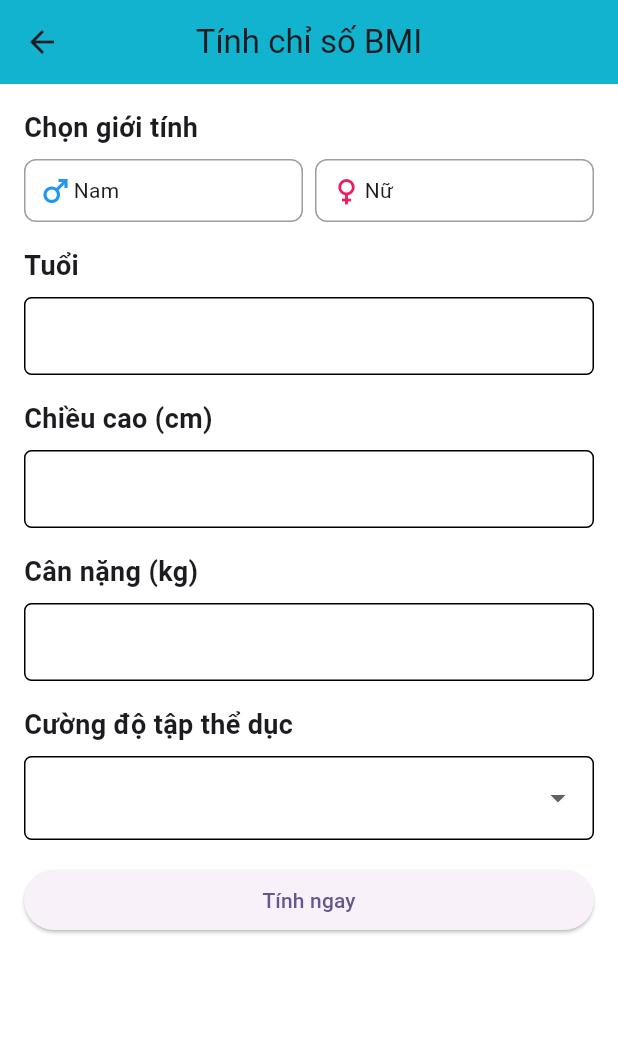
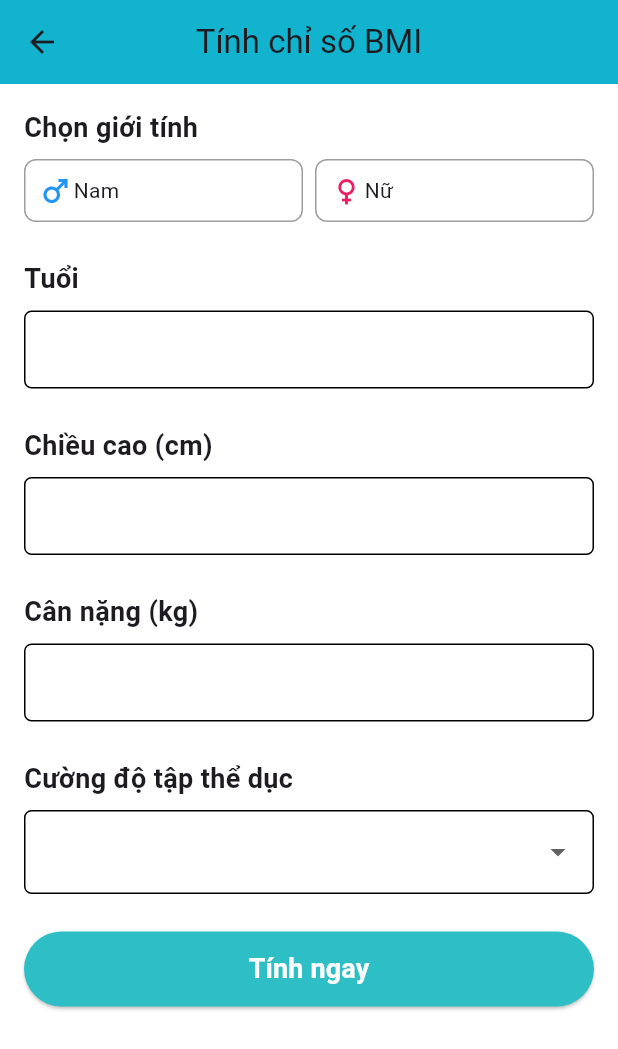
Before and after one commit to PBL6-Software-Engineering/App-Mobile, a Flutter app: the screen it shows after launch, after a tap on "Kiểm tra sức khoẻ", on a phone screen of 412 x 824 dp. Shown: the top 1049 px of the screen. Run offline on Flutter 3.47's test engine with Material 3 defaults, Android fonts, the phone set to English and light mode, and no system bars; our stand-ins replace animated_splash_screen, dio, dropdown_search, flutter_html, flutter_rating_bar, flutter_svg and 3 more; missing offline and left inert: http_interceptor; network calls fail.

Commit message:
done chat & fix bug search, booking

```diff
--- a/health_care/lib/main.dart
+++ b/health_care/lib/main.dart
@@ -90,12 +90,12 @@ class MyApp extends StatelessWidget {
         // '/': (context) => const Welcome(),
         //  '/': (context) => const HomePage(),
         //'/': (context) => const LoginPage(),
-        '/': (context) => const MainLayout(),
-        'main': (context) => const MainLayout(),
+        '/': (context) => const MainLayout(initialPageIndex: 0),
+        'main': (context) => const MainLayout(initialPageIndex: 0),
         'login': (context) => const LoginPage(),
         'signup': (context) => const SignUpPage(),
         'forgotpassword': (context) => const ForgotPasswordPage(),
-        'setting': (context) => SettingPage(),
+        'setting': (context) => const MainLayout(initialPageIndex: 3),
         'search': (context) => SearchPage(),
         'booking-search': (context) => BookingSearchPage(),
 
--- a/health_care/lib/main_layout.dart
+++ b/health_care/lib/main_layout.dart
@@ -4,24 +4,35 @@ import 'package:health_care/screens/home_page.dart';
 import 'package:health_care/screens/message_page.dart';
 import 'package:health_care/screens/setting_page.dart';
 import 'package:health_care/utils/config.dart';
-import 'package:health_care/screens/article_page.dart';
-import 'package:health_care/objects/user.dart';
 
 class MainLayout extends StatefulWidget {
-  const MainLayout({super.key});
+  final int initialPageIndex;
+
+  const MainLayout({
+    Key? key,
+    required this.initialPageIndex,
+  }) : super(key: key);
 
   @override
   State<MainLayout> createState() => _MainLayoutState();
 }
 
 class _MainLayoutState extends State<MainLayout> {
-  int currentPage = 0;
-  final PageController _page = PageController();
-  bool loading = true;
+  late int currentPage;
+  late PageController _pageController;
+  final List<Widget> pages = [
+    HomePage(),
+    MessagePage(),
+    AppointmentPage(),
+    SettingPage(),
+  ];
+
+  @override
   void initState() {
     super.initState();
+    currentPage = widget.initialPageIndex;
+    _pageController = PageController(initialPage: currentPage);
   }
-
 
   @override
   Widget build(BuildContext context) {
@@ -29,27 +40,24 @@ class _MainLayoutState extends State<MainLayout> {
 
     return Scaffold(
       body: PageView(
-        controller: _page,
+        controller: _pageController,
         onPageChanged: (value) {
           setState(() {
             currentPage = value;
           });
         },
-        children: <Widget>[
-          HomePage(),
-          MessagePage(),
-          AppointmentPage(),
-          SettingPage(),
-        ],
+        children: pages,
       ),
       bottomNavigationBar: BottomNavigationBar(
         currentIndex: currentPage,
         onTap: (page) {
           setState(() {
             currentPage = page;
-            _page.animateToPage(page,
-                duration: const Duration(milliseconds: 500),
-                curve: Curves.easeInOut);
+            _pageController.animateToPage(
+              page,
+              duration: const Duration(milliseconds: 500),
+              curve: Curves.easeInOut,
+            );
           });
         },
         items: const <BottomNavigationBarItem>[
--- a/health_care/lib/screens/bmi_page.dart
+++ b/health_care/lib/screens/bmi_page.dart
@@ -1,6 +1,8 @@
 import 'package:flutter/material.dart';
+import 'package:health_care/components/button.dart';
 import 'package:health_care/screens/bmi_result_page.dart';
 import 'package:health_care/utils/config.dart';
+
 class BMIPage extends StatefulWidget {
   const BMIPage({super.key});
   @override
@@ -9,11 +11,11 @@ class BMIPage extends StatefulWidget {
 
 class _BMIPageState extends State<BMIPage> {
   // Biến để lưu trữ dữ liệu người dùng nhập vào
-   String ? selectedGender;
-   int ? age;
-   double ? height;
-   double ? weight;
-   String ? selectedExerciseIntensity;
+  String? selectedGender;
+  int? age;
+  double? height;
+  double? weight;
+  String? selectedExerciseIntensity;
   bool _validateFields() {
     if (selectedGender == null ||
         age == null ||
@@ -41,6 +43,7 @@ class _BMIPageState extends State<BMIPage> {
     }
     return true;
   }
+
   void calculateBMI() {
     if (_validateFields()) {
       if (height != null && weight != null) {
@@ -48,30 +51,41 @@ class _BMIPageState extends State<BMIPage> {
 
         double bmi = weight! / (heightInMeter * heightInMeter);
 
-    List<String> advice =[];
+        List<String> advice = [];
         if (bmi < 18.5) {
           advice.add('Thiếu cân');
-      advice.add('Các nghiên cứu chỉ ra rằng nững người bị thiếu cân nặng có nguy cơ bị suy dinh dưỡng cao hơn, khả năng miễn dịch giảm, bị vô sinh, loãng xương, vết thương lâu lành và dễ gặp các biến chứng sau phẫu thuật.');
+          advice.add(
+              'Các nghiên cứu chỉ ra rằng nững người bị thiếu cân nặng có nguy cơ bị suy dinh dưỡng cao hơn, khả năng miễn dịch giảm, bị vô sinh, loãng xương, vết thương lâu lành và dễ gặp các biến chứng sau phẫu thuật.');
         } else if (bmi < 23) {
           advice.add('Khoẻ mạnh');
-      advice.add('Ngay cả những người có chỉ số BMI khỏe mạnh cũng có thể đứng trước nguy cơ mắc một số tình trạng sức khoẻ. Vì vậy, điều quan trọng là cần xây dựng một lối sống lành mạnh thông qua chế độ ăn uống thích hợp, vận động hợp lý và khám sức khỏe định kỳ để duy trì sức khỏe tốt nhất có thể.');
+          advice.add(
+              'Ngay cả những người có chỉ số BMI khỏe mạnh cũng có thể đứng trước nguy cơ mắc một số tình trạng sức khoẻ. Vì vậy, điều quan trọng là cần xây dựng một lối sống lành mạnh thông qua chế độ ăn uống thích hợp, vận động hợp lý và khám sức khỏe định kỳ để duy trì sức khỏe tốt nhất có thể.');
         } else if (bmi < 25) {
           advice.add('Thừa cân');
-      advice.add('Thừa cân có thể làm tăng nguy cơ tiến triển bệnh tiểu đường týp 2, tăng huyết áp, bệnh tim mạch, đột quỵ, viêm xương khớp, bệnh gan nhiễm mỡ, bệnh thận và một số bệnh ung thư.');
-    }else if (bmi < 30) {
+          advice.add(
+              'Thừa cân có thể làm tăng nguy cơ tiến triển bệnh tiểu đường týp 2, tăng huyết áp, bệnh tim mạch, đột quỵ, viêm xương khớp, bệnh gan nhiễm mỡ, bệnh thận và một số bệnh ung thư.');
+        } else if (bmi < 30) {
           advice.add('Béo phì mức độ 1');
-      advice.add('Béo phì có thể làm tăng nguy cơ tiến triển bệnh tiểu đường týp 2, tăng huyết áp, bệnh tim mạch, đột quỵ, viêm xương khớp, bệnh gan nhiễm mỡ, bệnh thận và một số bệnh ung thư.');
+          advice.add(
+              'Béo phì có thể làm tăng nguy cơ tiến triển bệnh tiểu đường týp 2, tăng huyết áp, bệnh tim mạch, đột quỵ, viêm xương khớp, bệnh gan nhiễm mỡ, bệnh thận và một số bệnh ung thư.');
         } else {
           advice.add('Béo phì mức độ 2');
-      advice.add('Thừa cân có thể làm tăng nguy cơ tiến triển bệnh tiểu đường týp 2, tăng huyết áp, bệnh tim mạch, đột quỵ, viêm xương khớp, bệnh gan nhiễm mỡ, bệnh thận và một số bệnh ung thư.');
+          advice.add(
+              'Thừa cân có thể làm tăng nguy cơ tiến triển bệnh tiểu đường týp 2, tăng huyết áp, bệnh tim mạch, đột quỵ, viêm xương khớp, bệnh gan nhiễm mỡ, bệnh thận và một số bệnh ung thư.');
         }
         Navigator.push(
             context,
             MaterialPageRoute(
               builder: (context) => BMIResultPage(bmi: bmi, advice: advice),
-    )
-    );
+            ));
 
+        setState(() {
+          selectedGender = null;
+          age = null;
+          height = null;
+          weight = null;
+          selectedExerciseIntensity = null;
+        });
 
         // Hiển thị hộp thoại với chỉ số BMI và lời khuyên
         // showDialog(
@@ -94,8 +108,10 @@ class _BMIPageState extends State<BMIPage> {
       }
     }
   }
+
   @override
   Widget build(BuildContext context) {
+    Config().init(context);
     return Scaffold(
       appBar: AppBar(
         title: Text('Tính chỉ số BMI'),
@@ -108,7 +124,9 @@ class _BMIPageState extends State<BMIPage> {
           },
         ),
       ),
-      body: Padding(
+      body: SingleChildScrollView(
+        // Wrap the content with SingleChildScrollView
+        child: Padding(
           padding: EdgeInsets.all(16.0),
           child: Column(
             crossAxisAlignment: CrossAxisAlignment.stretch,
@@ -139,12 +157,15 @@ class _BMIPageState extends State<BMIPage> {
                         child: Center(
                           child: Padding(
                               padding: EdgeInsets.all(8.0),
-                          child: Row(children: [
-                            Icon(Icons.male, color: Colors.blue
-                            ,),
-                            Text('Nam')],
-                            )
+                              child: Row(
+                                children: [
+                                  Icon(
+                                    Icons.male,
+                                    color: Colors.blue,
                                   ),
+                                  Text('Nam')
+                                ],
+                              )),
                         ),
                       ),
                     ),
@@ -169,9 +190,11 @@ class _BMIPageState extends State<BMIPage> {
                         child: Center(
                           child: Padding(
                             padding: EdgeInsets.all(8.0),
-                          child: Row(children: [
+                            child: Row(
+                              children: [
                                 Icon(Icons.female, color: Colors.pink),
-                            Text('Nữ')],
+                                Text('Nữ')
+                              ],
                             ),
                           ),
                         ),
@@ -180,7 +203,7 @@ class _BMIPageState extends State<BMIPage> {
                   )
                 ],
               ),
-            SizedBox(height: 16.0),
+              Config.spaceSmall,
               Text(
                 'Tuổi',
                 style: TextStyle(fontSize: 18.0, fontWeight: FontWeight.bold),
@@ -194,7 +217,7 @@ class _BMIPageState extends State<BMIPage> {
                   });
                 },
               ),
-            SizedBox(height: 16.0),
+              Config.spaceSmall,
               Text(
                 'Chiều cao (cm)',
                 style: TextStyle(fontSize: 18.0, fontWeight: FontWeight.bold),
@@ -208,7 +231,7 @@ class _BMIPageState extends State<BMIPage> {
                   });
                 },
               ),
-            SizedBox(height: 16.0),
+              Config.spaceSmall,
               Text(
                 'Cân nặng (kg)',
                 style: TextStyle(fontSize: 18.0, fontWeight: FontWeight.bold),
@@ -222,7 +245,7 @@ class _BMIPageState extends State<BMIPage> {
                   });
                 },
               ),
-            SizedBox(height: 16.0),
+              Config.spaceSmall,
               Text(
                 'Cường độ tập thể dục',
                 style: TextStyle(fontSize: 18.0, fontWeight: FontWeight.bold),
@@ -235,20 +258,27 @@ class _BMIPageState extends State<BMIPage> {
                     selectedExerciseIntensity = value;
                   });
                 },
-              items: ['Ít hoặc không tập thể dục', 'Tập thể dục nhẹ 1-3 ngày mỗi tuần', 'Tập thể dục trung bình 3-5 ngày mỗi tuần','Tập thể dục nặng 6-7 ngày mỗi tuần','Chế độ tập thể dục thách thức'].map((item) {
+                items: [
+                  'Ít hoặc không tập thể dục',
+                  'Tập thể dục nhẹ 1-3 ngày mỗi tuần',
+                  'Tập thể dục trung bình 3-5 ngày mỗi tuần',
+                  'Tập thể dục nặng 6-7 ngày mỗi tuần',
+                  'Chế độ tập thể dục thách thức'
+                ].map((item) {
                   return DropdownMenuItem(
                     value: item,
                     child: Text(item),
                   );
                 }).toList(),
               ),
-            SizedBox(height: 16.0),
-            ElevatedButton(
-              onPressed:  calculateBMI,
-
-              child: Text('Tính ngay'),
+              Config.spaceSmall,
+              Button(
+                  height: 50,
+                  title: 'Tính ngay',
+                  disable: false,
+                  onPressed: calculateBMI),
+            ],
           ),
-          ],
         ),
       ),
     );
--- a/health_care/lib/screens/home_page.dart
+++ b/health_care/lib/screens/home_page.dart
@@ -52,7 +52,6 @@ class _HomePageState extends State<HomePage> {
 
   @override
   void initState() {
-    print(user.name);
     fetchArticleList();
     fetchCategoryList();
     super.initState();
@@ -159,22 +158,23 @@ class _HomePageState extends State<HomePage> {
                       Row(
                         mainAxisAlignment: MainAxisAlignment.spaceBetween,
                         children: <Widget>[
+                          Row(
+                            children: <Widget>[
                               GestureDetector(
                                 onTap: () {
                                   Navigator.of(context).pushNamed('setting');
                                 },
-                          child: Row(
-                            children: <Widget>[
-                              user.avatar == ''
+                                child: user.avatar == ''
                                     ? CircleAvatar(
-                                      backgroundImage:
-                                          AssetImage('assets/images/user.jpeg'),
+                                        backgroundImage: AssetImage(
+                                            'assets/images/user.jpeg'),
                                         radius: 25,
                                       )
                                     : CircleAvatar(
                                         backgroundImage:
                                             NetworkImage(user.avatar),
                                         radius: 25,
+                                      ),
                               ),
                               Config.gapSmall,
                               Text(
@@ -185,7 +185,6 @@ class _HomePageState extends State<HomePage> {
                                 ),
                               ),
                             ],
-                          ),
                           ),
                           Config.spaceSmall,
                           Row(
@@ -264,7 +263,7 @@ class _HomePageState extends State<HomePage> {
                                                       AppointmentPage(),
                                                 ),
                                               );
-                                            } else if (index ==1){
+                                            } else if (index == 1) {
                                               Navigator.push(
                                                 context,
                                                 MaterialPageRoute(
--- a/health_care/lib/screens/message_page.dart
+++ b/health_care/lib/screens/message_page.dart
@@ -67,35 +67,40 @@ class _MessagePageState extends State<MessagePage> {
   Widget build(BuildContext context) {
     Config().init(context);
     return Scaffold(
+      appBar: AppBar(
+        title: Text('Đoạn chat'),
+        backgroundColor: Config.blueColor,
+      ),
       body: Padding(
         padding: EdgeInsets.symmetric(horizontal: 10, vertical: 35),
         child: Column(
           mainAxisAlignment: MainAxisAlignment.center,
           children: [
-            GestureDetector(
-              onTap: () {
-                Navigator.of(context).pushNamed('booking-search');
-              },
-              child: Container(
-                padding: const EdgeInsets.symmetric(horizontal: 5.0),
-                width: Config.screenWidth! * 0.9,
-                decoration: BoxDecoration(
-                  color: Config.primaryColor.withOpacity(.1),
-                  borderRadius: BorderRadius.circular(20),
-                ),
-                child: Row(
-                  children: [
-                    IconButton(
-                      icon: Icon(Icons.search),
-                      onPressed: () {
-                        Navigator.of(context).pushNamed('booking-search');
-                      },
-                    ),
-                    Text('Tìm kiếm đoạn chat'),
-                  ],
-                ),
-              ),
-            ),
+            // GestureDetector(
+            //   onTap: () {
+            //     Navigator.of(context).pushNamed('booking-search');
+            //   },
+            //   child: Container(
+            //     padding: const EdgeInsets.symmetric(horizontal: 5.0),
+            //     width: Config.screenWidth! * 0.9,
+            //     decoration: BoxDecoration(
+            //       color: Config.primaryColor.withOpacity(.1),
+            //       borderRadius: BorderRadius.circular(20),
+            //     ),
+            //     child: Row(
+            //       children: [
+            //         IconButton(
+            //           icon: Icon(Icons.search),
+            //           onPressed: () {
+            //             Navigator.of(context).pushNamed('booking-search');
+            //           },
+            //         ),
+            //         Text('Tìm kiếm đoạn chat'),
+            //       ],
+            //     ),
+            //   ),
+            // ),
+
             Expanded(
               child: FutureBuilder<List<Map<String, dynamic>>>(
                   future: Future.value(conversations),
@@ -118,7 +123,7 @@ class _MessagePageState extends State<MessagePage> {
                               conversation['admin']['name'] ?? "Người tư vấn";
                           final avatar = conversation['admin']['avatar'];
                           final lastMessage = conversation['lastMessage'];
-                          final time = conversation['createdAt'];
+                          final time = conversation['updatedAt'];
 
                           return InkWell(
                             onTap: () {
--- a/health_care/lib/screens/setting_page.dart
+++ b/health_care/lib/screens/setting_page.dart
@@ -114,14 +114,14 @@ class _SettingPageState extends State<SettingPage> {
                       children: <Widget>[
                         user.avatar != ''
                             ? CircleAvatar(
-                                radius: 60,
+                                radius: 30,
                                 backgroundImage: avatar != null
                                     ? FileImage(avatar!)
                                         as ImageProvider<Object>?
                                     : NetworkImage(user.avatar),
                               )
                             : CircleAvatar(
-                                radius: 60,
+                                radius: 30,
                                 backgroundImage: avatar != null
                                     ? FileImage(avatar!)
                                         as ImageProvider<Object>?
@@ -134,7 +134,7 @@ class _SettingPageState extends State<SettingPage> {
                             Text(
                               user.name,
                               style: TextStyle(
-                                fontSize: 20.0,
+                                fontSize: 18.0,
                                 fontWeight: FontWeight.bold,
                               ),
                             ),
@@ -157,7 +157,7 @@ class _SettingPageState extends State<SettingPage> {
                                   Text(
                                     'Thông tin cá nhân',
                                     style: TextStyle(
-                                      fontSize: 20.0,
+                                      fontSize: 18.0,
                                     ),
                                   ),
                                   Icon(
@@ -311,21 +311,21 @@ class _SettingPageState extends State<SettingPage> {
                     child: Column(
                       crossAxisAlignment: CrossAxisAlignment.start,
                       children: <Widget>[
-                        const ListTile(
-                          leading: Icon(Icons.language),
-                          title: Text('Ngôn ngữ'),
-                          trailing: Icon(Icons.keyboard_arrow_right),
-                        ),
-                        const ListTile(
-                          leading: Icon(Icons.notifications),
-                          title: Text('Thông báo'),
-                          trailing: Icon(Icons.keyboard_arrow_right),
-                        ),
-                        const ListTile(
-                          leading: Icon(Icons.security),
-                          title: Text('Bảo mật'),
-                          trailing: Icon(Icons.keyboard_arrow_right),
-                        ),
+                        // const ListTile(
+                        //   leading: Icon(Icons.language),
+                        //   title: Text('Ngôn ngữ'),
+                        //   trailing: Icon(Icons.keyboard_arrow_right),
+                        // ),
+                        // const ListTile(
+                        //   leading: Icon(Icons.notifications),
+                        //   title: Text('Thông báo'),
+                        //   trailing: Icon(Icons.keyboard_arrow_right),
+                        // ),
+                        // const ListTile(
+                        //   leading: Icon(Icons.security),
+                        //   title: Text('Bảo mật'),
+                        //   trailing: Icon(Icons.keyboard_arrow_right),
+                        // ),
                         ListTile(
                           leading: const Icon(Icons.exit_to_app),
                           title: const Text('Đăng xuất'),
--- a/health_care/lib/utils/api_constant.dart
+++ b/health_care/lib/utils/api_constant.dart
@@ -1,7 +1,8 @@
 class ApiConstant {
   static String linkApi = 'https://vanmanh.azurewebsites.net/';
+  // static String linkApi = 'http://192.168.28.250:8000/';
 
-  // static String linkApi = 'http://192.168.11.250:8000/';
+  // static String linkApi = 'http://192.168.28.250:8000/';
 
   static const String linkApiChat =
       'https://backend-chat-socket-production.up.railway.app/api/v1';
--- a/health_care/pubspec.yaml
+++ b/health_care/pubspec.yaml
@@ -35,7 +35,7 @@ dependencies:
   flutter_html: ^3.0.0-beta
   flutter_svg: ^0.22.0
   intl: ^0.17.0
-  socket_io_client: ^2.0.3+1
+  socket_io_client: ^2.0.0
   # The following adds the Cupertino Icons font to your application.
   # Use with the CupertinoIcons class for iOS style icons.
   cupertino_icons: ^1.0.2
```
Also changed, not shown: health_care/lib/components/booking_form.dart (+13 -4 lines), health_care/lib/components/history_card.dart (+7 -5 lines), health_care/lib/screens/bmi_result_page.dart (+24 -13 lines), health_care/lib/screens/booking_history_page.dart (+17 -11 lines), health_care/lib/screens/booking_search.dart (+46 -42 lines), health_care/lib/screens/confirm_booking_page.dart (+16 -11 lines), health_care/lib/screens/doctor_page.dart (+6 -5 lines), health_care/lib/screens/hospital_page.dart (+46 -11 lines), health_care/lib/screens/message_detail_page.dart (+51 -37 lines), health_care/lib/screens/service_page.dart (+21 -13 lines), health_care/lib/screens/user_info.dart (+7 -1 lines). Lines whose indentation alone changed are shown as unchanged.
